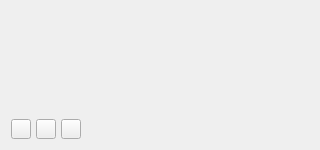
Qt form src/windowsNedoRello/Cards/cardnedorello.ui (GanenSS/NedoRello) before a commit.
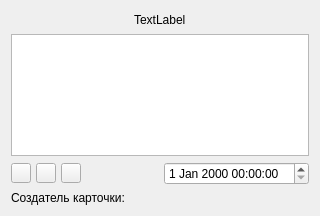
The same form after that commit. Icons and pictures are not drawn.

What changed in the file:
```diff
--- a/src/windowsNedoRello/Cards/cardnedorello.ui
+++ b/src/windowsNedoRello/Cards/cardnedorello.ui
@@ -7,19 +7,19 @@
     <x>0</x>
     <y>0</y>
     <width>320</width>
-    <height>150</height>
+    <height>216</height>
    </rect>
   </property>
   <property name="minimumSize">
    <size>
     <width>320</width>
-    <height>150</height>
+    <height>216</height>
    </size>
   </property>
   <property name="maximumSize">
    <size>
     <width>320</width>
-    <height>150</height>
+    <height>216</height>
    </size>
   </property>
   <property name="windowTitle">
@@ -27,19 +27,50 @@
   </property>
   <layout class="QGridLayout" name="gridLayout">
    <item row="0" column="0">
+    <layout class="QVBoxLayout" name="verticalLayout_3">
+     <item>
+      <layout class="QHBoxLayout" name="horizontalLayout_3">
+       <item>
+        <spacer name="horizontalSpacer_2">
+         <property name="orientation">
+          <enum>Qt::Horizontal</enum>
+         </property>
+         <property name="sizeHint" stdset="0">
+          <size>
+           <width>37</width>
+           <height>17</height>
+          </size>
+         </property>
+        </spacer>
+       </item>
+       <item>
+        <widget class="QLabel" name="labelTitle">
+         <property name="text">
+          <string>TextLabel</string>
+         </property>
+        </widget>
+       </item>
+       <item>
+        <spacer name="horizontalSpacer_3">
+         <property name="orientation">
+          <enum>Qt::Horizontal</enum>
+         </property>
+         <property name="sizeHint" stdset="0">
+          <size>
+           <width>37</width>
+           <height>17</height>
+          </size>
+         </property>
+        </spacer>
+       </item>
+      </layout>
+     </item>
+     <item>
+      <layout class="QVBoxLayout" name="verticalLayout_2">
+       <item>
     <layout class="QVBoxLayout" name="verticalLayout">
      <item>
-      <widget class="QLabel" name="labelTask">
-       <property name="minimumSize">
-        <size>
-         <width>0</width>
-         <height>90</height>
-        </size>
-       </property>
-       <property name="text">
-        <string/>
-       </property>
-      </widget>
+          <widget class="QTextBrowser" name="textBrowserDescription"/>
      </item>
      <item>
       <spacer name="verticalSpacer">
@@ -140,6 +171,31 @@
           </size>
          </property>
         </spacer>
+           </item>
+           <item>
+            <widget class="QDateTimeEdit" name="dateTimeEdit"/>
+           </item>
+          </layout>
+         </item>
+        </layout>
+       </item>
+       <item>
+        <layout class="QHBoxLayout" name="horizontalLayout_2">
+         <item>
+          <widget class="QLabel" name="label">
+           <property name="text">
+            <string>Создатель карточки:</string>
+           </property>
+          </widget>
+         </item>
+         <item>
+          <widget class="QLabel" name="labelLoginUser">
+           <property name="text">
+            <string/>
+           </property>
+          </widget>
+         </item>
+        </layout>
        </item>
       </layout>
      </item>
```
Lines whose indentation alone changed are shown as unchanged.
